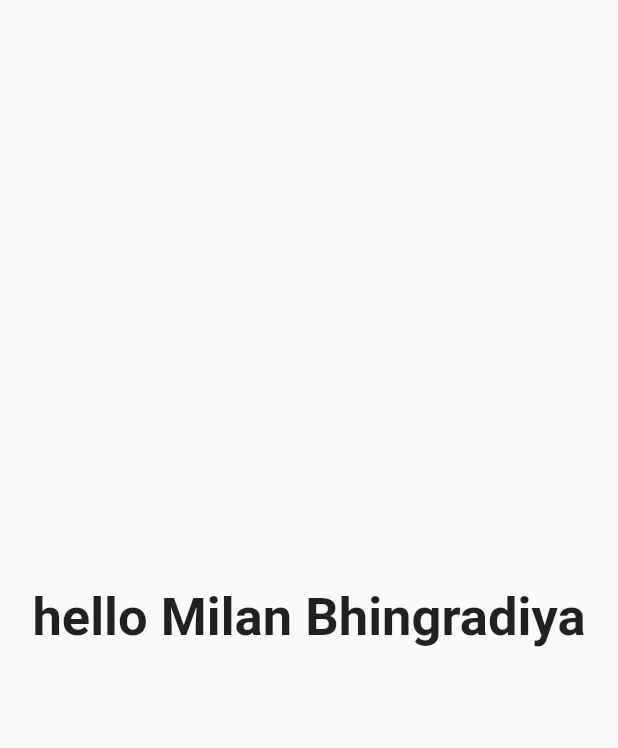
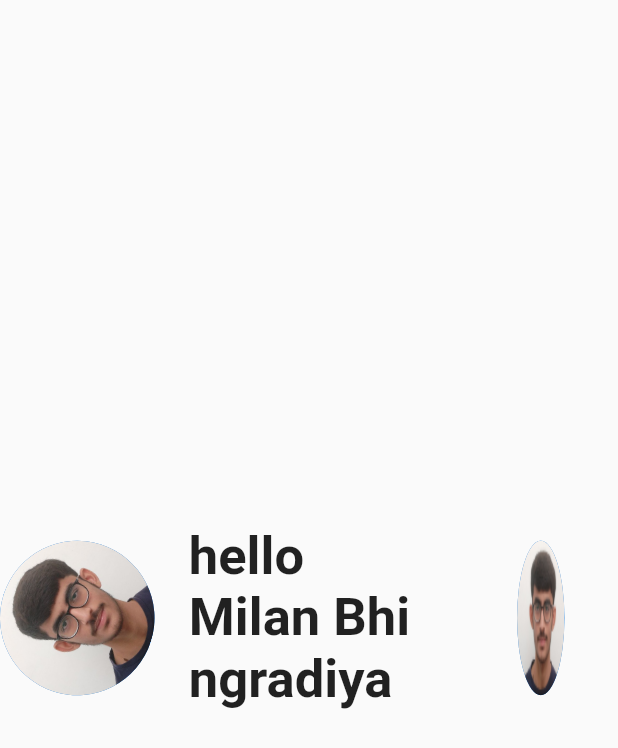
Before and after one commit to Milan-Bhingradiya/website_bustracking_admin, a Flutter app: the screen it shows after launch, on a phone screen of 412 x 824 dp. Shown: the top 748 px of the screen. Run offline on Flutter 3.47's test engine with Material 2 defaults, Android fonts, the light colour scheme and no system bars.

Commit message:
add 2 img

```diff
--- a/lib/main.dart
+++ b/lib/main.dart
@@ -28,18 +28,82 @@ class MyApp extends StatelessWidget {
   }
 }
 
-class home extends StatelessWidget {
+class home extends StatefulWidget {
   const home({super.key});
 
   @override
+  State<home> createState() => _homeState();
+}
+
+class _homeState extends State<home> with SingleTickerProviderStateMixin {
+  AnimationController? animationController;
+  late Animation<double> animation;
+
+  @override
+  void initState() {
+    // TODO: implement initState
+    super.initState();
+
+    animationController =
+        AnimationController(vsync: this, duration: Duration(seconds: 1));
+    animation =
+        Tween<double>(begin: 0, end: 2 * 3.14).animate(animationController!);
+    animationController!.repeat();
+  }
+
+  @override
+  void dispose() {
+    // TODO: implement dispose
+    super.dispose();
+    animationController!.dispose();
+  }
+
+  @override
   Widget build(BuildContext context) {
+    final size = MediaQuery.of(context).size;
     return Scaffold(
       body: Center(
-        child: Text(
-          "hello Milan Bhingradiya",
-          style: TextStyle(fontSize: 35, fontWeight: FontWeight.bold),
+        child: Row(
+          mainAxisAlignment: MainAxisAlignment.center,
+          children: [
+            AnimatedBuilder(
+              animation: animation,
+              builder: (context, child) {
+                return Transform(
+                    alignment: Alignment.center,
+                    transform: Matrix4.identity()..rotateZ(animation!.value),
+                    child: CircleAvatar(
+                        radius: size.width / 8, // Image radius
+                        backgroundImage: AssetImage("assets/milan.png")));
+              },
+            ),
+            SizedBox(
+              width: size.width / 18,
+            ),
+            Flexible(
+              child: Text(
+                "hello Milan Bhingradiya",
+                style: TextStyle(fontSize: 35, fontWeight: FontWeight.bold),
+              ),
+            ),
+            SizedBox(
+              width: size.width / 18,
+            ),
+            AnimatedBuilder(
+              animation: animation,
+              builder: (context, child) {
+                return Transform(
+                    alignment: Alignment.center,
+                    transform: Matrix4.identity()..rotateY(animation.value),
+                    child: CircleAvatar(
+                        radius: size.width / 8, // Image radius
+                        backgroundImage: AssetImage("assets/milan.png")));
+              },
+            ),
+          ],
         ),
       ),
     );
+    //s
   }
 }
--- a/pubspec.yaml
+++ b/pubspec.yaml
@@ -59,9 +59,8 @@ flutter:
   uses-material-design: true
 
   # To add assets to your application, add an assets section, like this:
-  # assets:
-  #   - images/a_dot_burr.jpeg
-  #   - images/a_dot_ham.jpeg
+  assets:
+    - assets/
 
   # An image asset can refer to one or more resolution-specific "variants", see
   # https://flutter.dev/assets-and-images/#resolution-aware
```
Also changed, not shown: assets/bus.png (added), assets/milan.png (added), firebase.json (added), 2 other files.
